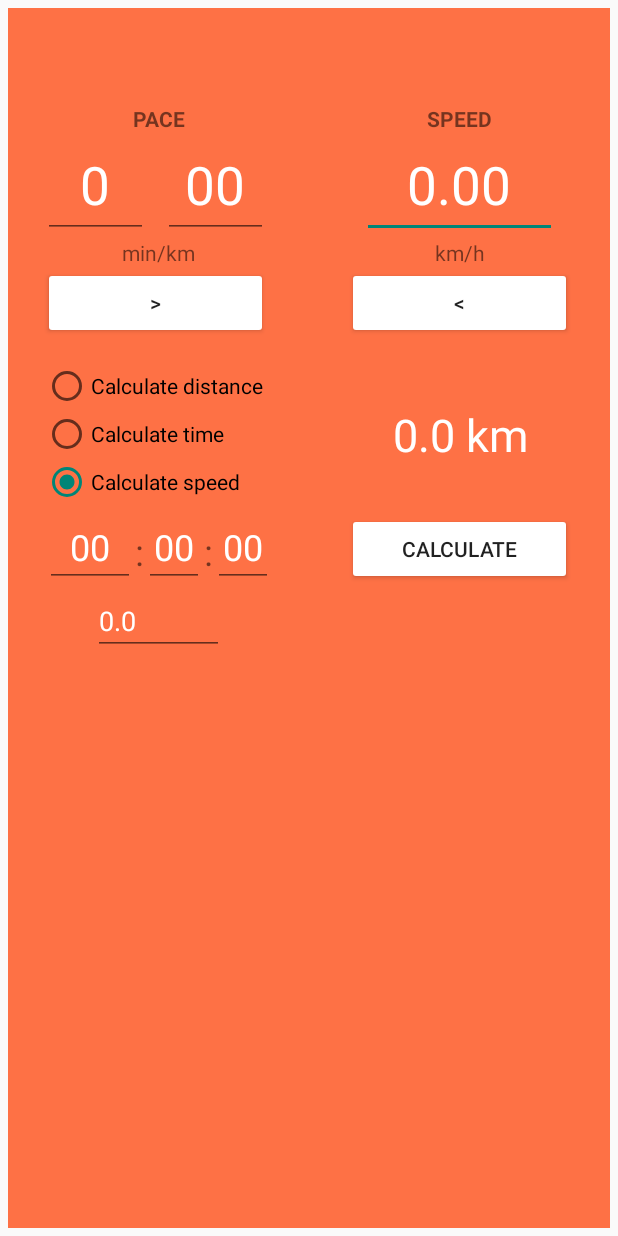
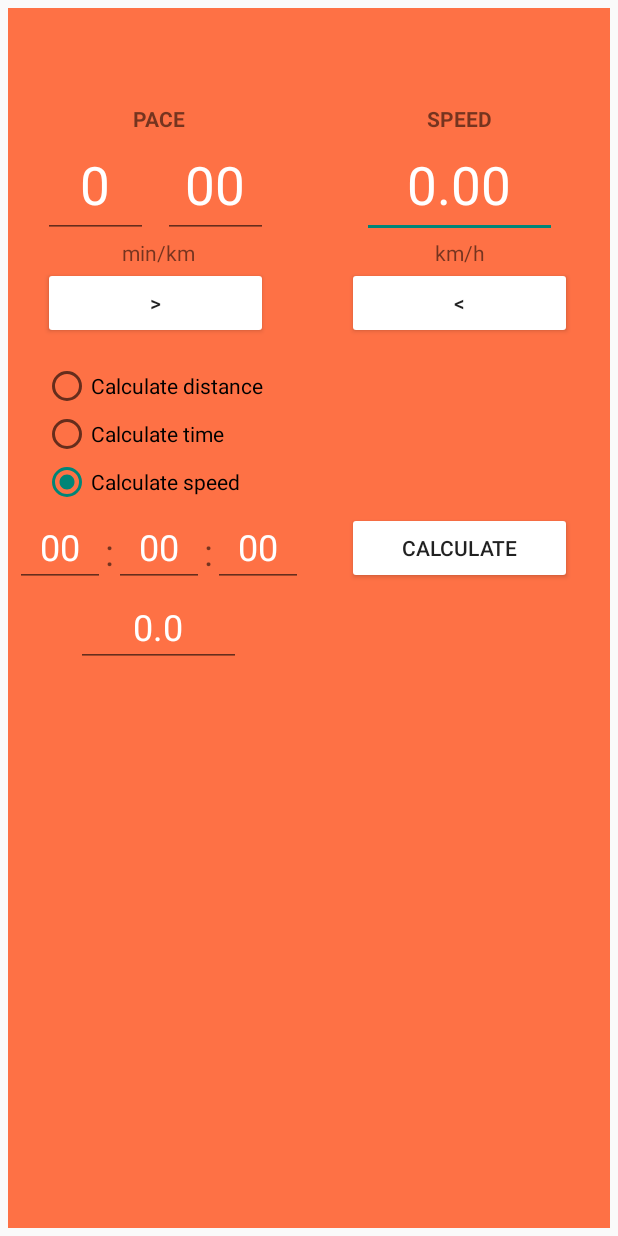
Before and after one commit to x5bart/PaceOne, an Android app: the screen it shows after launch (MainActivity), after a tap on "Calculate speed", on a phone screen of 412 x 824 dp. Run offline under Robolectric (Android 15) with nearby library versions, the phone set to English and light mode, and no system bars; Roboto replaces fonts that are not available here; 3 other taps on this screen came first.

Commit message:
fix alert Dialog and layaut

```diff
--- a/app/src/main/java/com/x5bart_soft/paceone/Fragment1.kt
+++ b/app/src/main/java/com/x5bart_soft/paceone/Fragment1.kt
@@ -101,7 +101,7 @@ class Fragment1 : Fragment() {
             calc1.isVisible = true
             calc2.isVisible = true
             btnCalc.isVisible = true
-            tvCalcRes.isVisible = true
+            tvCalcRes.isVisible = false
         }
     }
 
@@ -235,12 +235,12 @@ class Fragment1 : Fragment() {
         val message = "Calculate value by min/km ($etMin:$etSec) or km/h ($etKm)"
         builder.setTitle(R.string.alertTitle)
         builder.setMessage(message)
-        builder.setPositiveButton("$etMin:$etSec") { _, _ ->
+        builder.setNegativeButton("$etMin:$etSec") { _, _ ->
             mKmToKmH()
             if (calcDist.isChecked) dist()
             if (calcTime.isChecked) time()
         }
-        builder.setNegativeButton("$etKm") { _, _ ->
+        builder.setPositiveButton("$etKm") { _, _ ->
             kmHToMKm()
             if (calcDist.isChecked) dist()
             if (calcTime.isChecked) time()
--- a/app/src/main/res/layout/fragment1.xml
+++ b/app/src/main/res/layout/fragment1.xml
@@ -97,11 +97,10 @@
         android:id="@+id/btnCalc"
         android:layout_width="150dp"
         android:layout_height="wrap_content"
-        android:layout_marginTop="24dp"
         android:backgroundTintMode="screen"
         android:text="@string/btnCalc"
         app:layout_constraintEnd_toEndOf="@+id/btnToPace"
-        app:layout_constraintTop_toBottomOf="@+id/tvCalcRes" />
+        app:layout_constraintTop_toBottomOf="@+id/rgCalc" />
 
     <EditText
         android:id="@+id/etPaceM"
@@ -113,7 +112,6 @@
         android:imeOptions="actionNext"
         android:inputType="number"
         android:maxLength="2"
-        android:text="00"
         android:textColor="#FFFFFF"
         android:textSize="35sp"
         app:layout_constraintStart_toStartOf="@id/btnToSpeed"
@@ -181,7 +179,7 @@
     <TextView
         android:id="@+id/tvCalcRes"
         android:layout_width="160dp"
-        android:layout_height="56dp"
+        android:layout_height="wrap_content"
         android:layout_marginTop="36dp"
         android:fontFamily="@font/audiowide"
         android:gravity="center"
@@ -225,7 +223,7 @@
 
         <EditText
             android:id="@+id/etCalcDistM"
-            android:layout_width="40dp"
+            android:layout_width="60dp"
             android:layout_height="50dp"
             android:ems="10"
             android:fontFamily="@font/audiowide"
@@ -247,7 +245,7 @@
 
         <EditText
             android:id="@+id/etCalcDistS"
-            android:layout_width="40dp"
+            android:layout_width="60dp"
             android:layout_height="50dp"
             android:ems="10"
             android:fontFamily="@font/audiowide"
@@ -271,13 +269,15 @@
 
         <EditText
             android:id="@+id/etCalcKmh"
-            android:layout_width="87dp"
+            android:layout_width="110dp"
             android:layout_height="wrap_content"
             android:ems="10"
             android:fontFamily="@font/audiowide"
+            android:gravity="center"
             android:inputType="numberDecimal"
             android:maxLength="7"
-            android:textColor="#FFFFFF" />
+            android:textColor="#FFFFFF"
+            android:textSize="24sp" />
     </LinearLayout>
 
 
```
